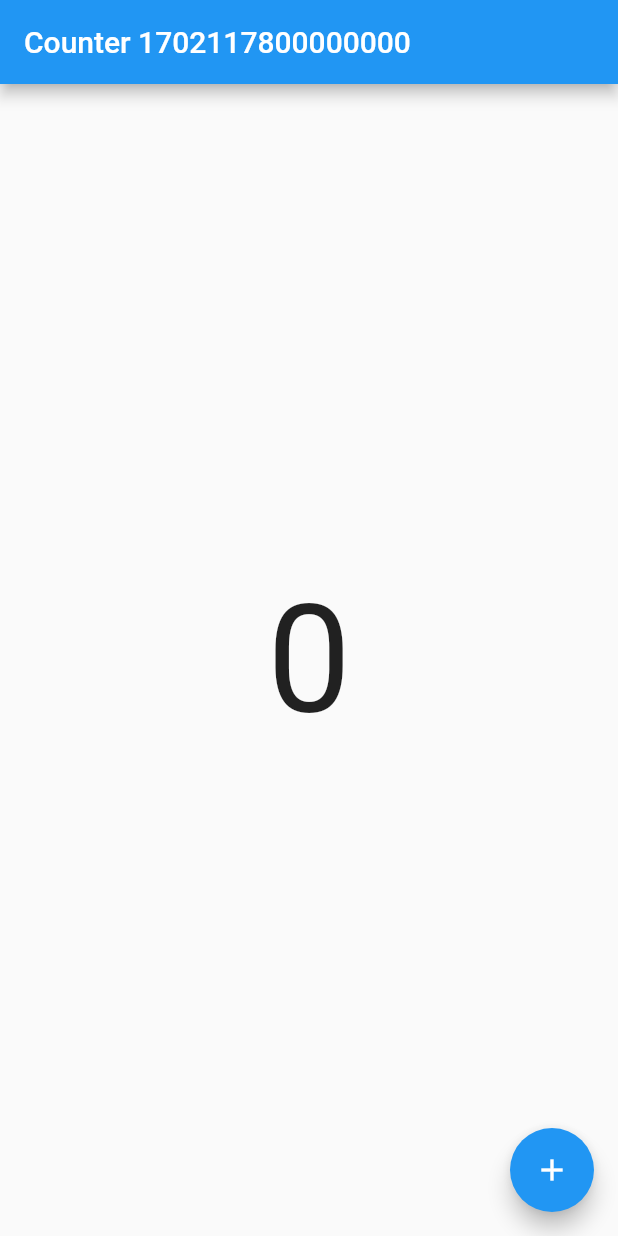
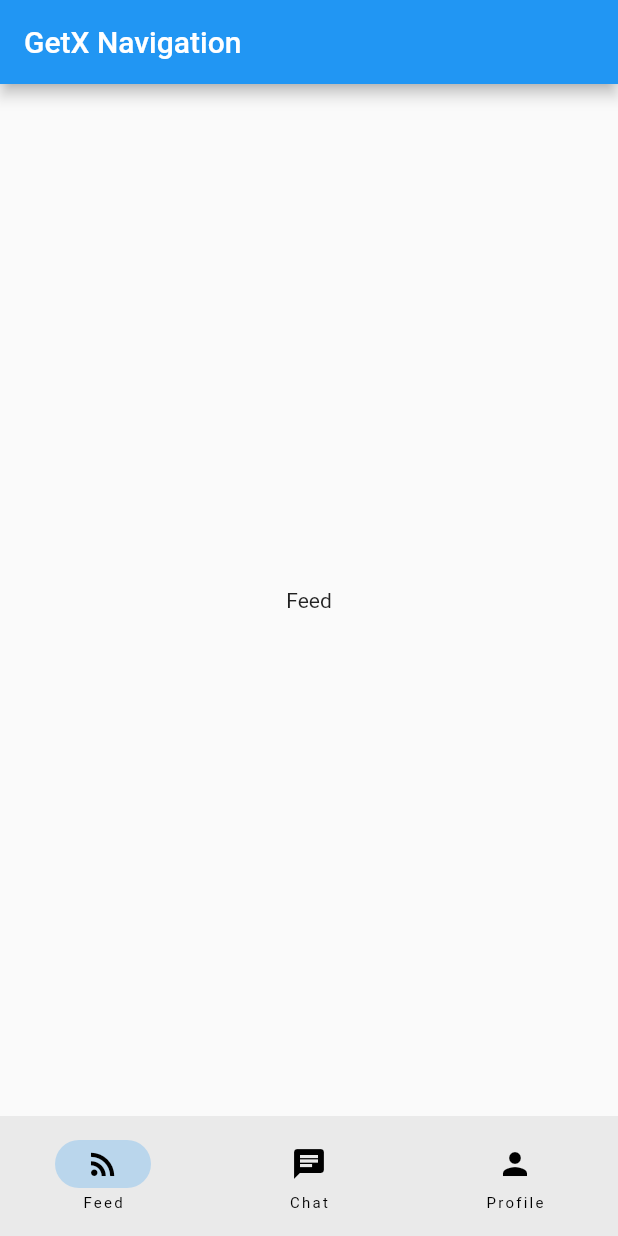
Before and after one commit to heart-01/flutter_getx, a Flutter app: the screen it shows after launch, on a phone screen of 412 x 824 dp. Run offline on Flutter 3.47's test engine with Material 3 defaults, Android fonts, the phone set to English and light mode, and no system bars; our stand-ins replace get.

Commit message:
[Feat]: Add HomeBottomNav widget for navigation

```diff
--- /dev/null
+++ b/lib/controllers/bottom_nav_controller.dart
@@ -0,0 +1,5 @@
+import 'package:get/get.dart';
+
+class BottomNavController extends GetxController {
+  RxInt navIndex = 0.obs;
+}
--- a/lib/main.dart
+++ b/lib/main.dart
@@ -1,5 +1,5 @@
 import 'package:flutter/material.dart';
-import 'package:flutter_getx/pages/home.dart';
+import 'package:flutter_getx/pages/home_bottomnav.dart';
 import 'package:get/get_navigation/src/root/get_material_app.dart';
 
 void main() {
@@ -17,7 +17,7 @@ class App extends StatelessWidget {
         useMaterial3: false,
         primarySwatch: Colors.blue,
       ),
-      home: const Home(),
+      home: const HomeBottomNav(),
     );
   }
 }
--- /dev/null
+++ b/lib/pages/chat.dart
@@ -0,0 +1,17 @@
+import 'package:flutter/material.dart';
+
+class Chat extends StatelessWidget {
+  const Chat({super.key});
+
+  @override
+  Widget build(BuildContext context) {
+    return const Center(
+      child: Column(
+        mainAxisAlignment: MainAxisAlignment.center,
+        children: [
+          Text('Chat'),
+        ],
+      ),
+    );
+  }
+}
--- /dev/null
+++ b/lib/pages/feed.dart
@@ -0,0 +1,17 @@
+import 'package:flutter/material.dart';
+
+class Feed extends StatelessWidget {
+  const Feed({super.key});
+
+  @override
+  Widget build(BuildContext context) {
+    return const Center(
+      child: Column(
+        mainAxisAlignment: MainAxisAlignment.center,
+        children: [
+          Text('Feed'),
+        ],
+      ),
+    );
+  }
+}
--- /dev/null
+++ b/lib/pages/home_bottomnav.dart
@@ -0,0 +1,54 @@
+import 'package:flutter/material.dart';
+import 'package:flutter_getx/controllers/bottom_nav_controller.dart';
+import 'package:flutter_getx/pages/chat.dart';
+import 'package:flutter_getx/pages/feed.dart';
+import 'package:flutter_getx/pages/profile.dart';
+import 'package:get/get.dart';
+
+class HomeBottomNav extends StatelessWidget {
+  const HomeBottomNav({super.key});
+
+  @override
+  Widget build(BuildContext context) {
+    return GetX<BottomNavController>(
+      init: BottomNavController(),
+      builder: (controller) => Scaffold(
+        appBar: AppBar(
+          title: const Text('GetX Navigation'),
+        ),
+        body: SafeArea(
+          child: Center(
+            child: IndexedStack(
+              index: controller.navIndex.value,
+              children: const [
+                Feed(),
+                Chat(),
+                Profile(),
+              ],
+            ),
+          ),
+        ),
+        bottomNavigationBar: NavigationBar(
+          selectedIndex: controller.navIndex.value,
+          onDestinationSelected: ((index) {
+            controller.navIndex.value = index;
+          }),
+          destinations: const [
+            NavigationDestination(
+              icon: Icon(Icons.rss_feed),
+              label: 'Feed',
+            ),
+            NavigationDestination(
+              icon: Icon(Icons.chat),
+              label: 'Chat',
+            ),
+            NavigationDestination(
+              icon: Icon(Icons.person),
+              label: 'Profile',
+            ),
+          ],
+        ),
+      ),
+    );
+  }
+}
--- /dev/null
+++ b/lib/pages/profile.dart
@@ -0,0 +1,17 @@
+import 'package:flutter/material.dart';
+
+class Profile extends StatelessWidget {
+  const Profile({super.key});
+
+  @override
+  Widget build(BuildContext context) {
+    return const Center(
+      child: Column(
+        mainAxisAlignment: MainAxisAlignment.center,
+        children: [
+          Text('Profile'),
+        ],
+      ),
+    );
+  }
+}
```
